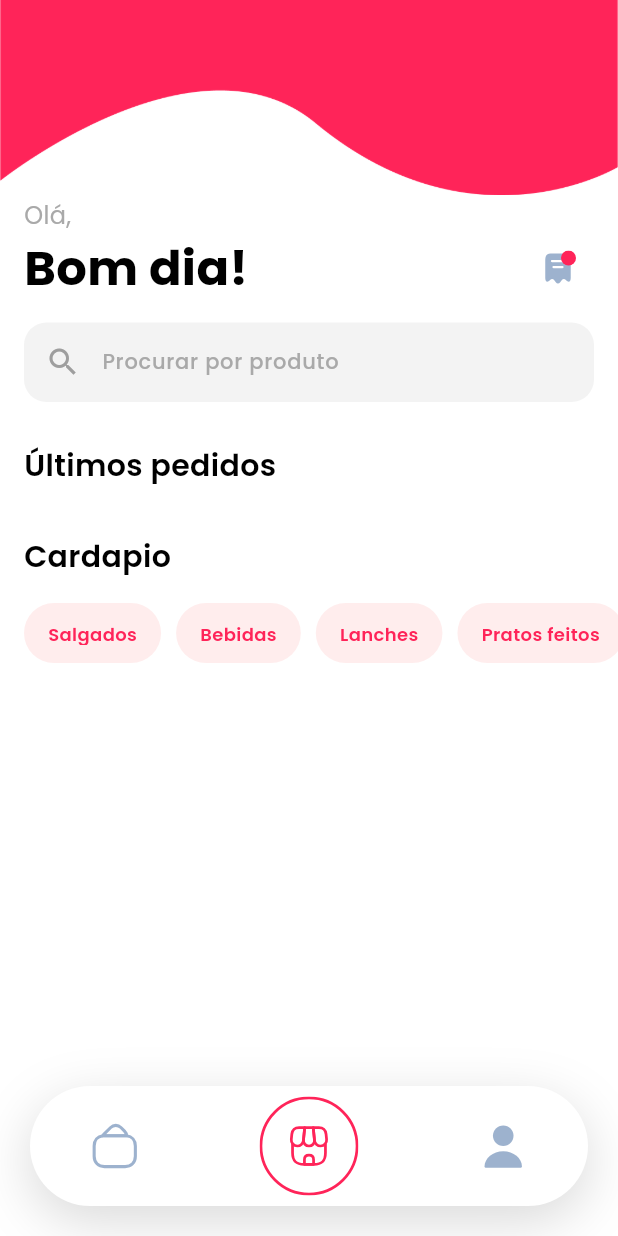
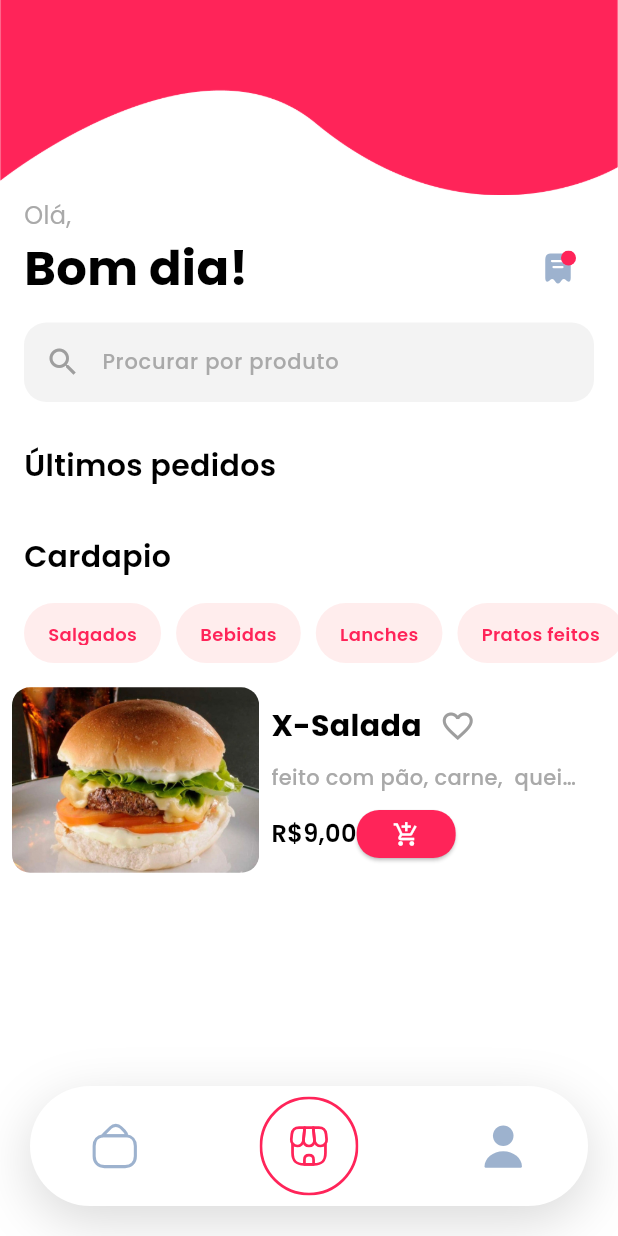
Before and after one commit to MJCantina/MJCantina-mobile-front-en, a Flutter app: the screen it shows once a user with an empty profile is signed in, on a phone screen of 412 x 824 dp. Run offline on Flutter 3.47's test engine with Material 3 defaults, Android fonts, the phone set to English and light mode, and no system bars; our stand-ins replace cloud_firestore, firebase_auth, firebase_core, flutter_secure_storage, flutter_svg, get and 1 more; accounts and stored records are empty.

Commit message:
card cardapio

```diff
--- /dev/null
+++ b/lib/common/widgets/base_button/favorite_button.dart
@@ -0,0 +1,32 @@
+import 'package:cantina_senai/core/configs/theme/app_colors.dart';
+import 'package:flutter/material.dart';
+
+class FavoriteButton extends StatefulWidget {
+  final VoidCallback onPressed;
+  final double? height;
+
+  const FavoriteButton({
+    required this.onPressed,
+    this.height,
+    super.key,
+  });
+
+  @override
+  State<FavoriteButton> createState() => _FavoriteButtonState();
+}
+
+class _FavoriteButtonState extends State<FavoriteButton> {
+  bool _favoritar = false;
+
+  void _alternarEstadoCurtida() {
+    _favoritar = !_favoritar;
+  }
+
+  @override
+  Widget build(BuildContext context) {
+    return IconButton(
+        onPressed: _alternarEstadoCurtida,
+        icon: Icon(_favoritar ? Icons.favorite : Icons.favorite_border,
+            color: _favoritar ? AppColors.primary : Colors.grey));
+  }
+}
--- a/lib/core/configs/theme/app_images.dart
+++ b/lib/core/configs/theme/app_images.dart
@@ -5,5 +5,6 @@ class AppImages{
   static const String wave = '${basePath}wavebar.png';
   static const String wavegradient = '${basePath}wavegradient.png';
   static const String logo = '${basePath}mjcantina.png';
+  static const String burger = '${basePath}hamburger.png';
 
 }
--- a/lib/presentation/main_pages/home/home.dart
+++ b/lib/presentation/main_pages/home/home.dart
@@ -1,6 +1,10 @@
 import 'package:cantina_senai/common/widgets/appbar/homebar.dart';
+import 'package:cantina_senai/common/widgets/base_button/appbutton.dart';
+import 'package:cantina_senai/common/widgets/base_button/favorite_button.dart';
+import 'package:cantina_senai/common/widgets/base_button/profilebutton.dart';
 import 'package:cantina_senai/core/configs/theme/app_colors.dart';
 import 'package:cantina_senai/core/configs/theme/app_fonts.dart';
+import 'package:cantina_senai/core/configs/theme/app_images.dart';
 import 'package:cantina_senai/data/models/services/auth_services.dart';
 import 'package:flutter/material.dart';
 import 'package:google_fonts/google_fonts.dart';
@@ -23,12 +27,13 @@ class _HomePageState extends State<HomePage> {
 
   @override
   Widget build(BuildContext context) {
+    var size = MediaQuery.of(context).size;
     return SafeArea(
       child: Scaffold(
         appBar: HomeBar(
           userName: AuthService.to.user?.displayName,
         ),
-        body: Column(
+        body: ListView(
           children: [
             Padding(
                 padding: const EdgeInsets.all(16),
@@ -41,8 +46,7 @@ class _HomePageState extends State<HomePage> {
                         color: AppColors.black,
                         fontWeight: FontWeight.w600),
                   ),
-              )
-            ),
+                )),
             Padding(
                 padding: const EdgeInsets.all(16),
                 child: Align(
@@ -54,8 +58,7 @@ class _HomePageState extends State<HomePage> {
                         color: AppColors.black,
                         fontWeight: FontWeight.w600),
                   ),
-              )
-            ),
+                )),
             SizedBox(
               height: 40,
               child: ListView.builder(
@@ -64,12 +67,8 @@ class _HomePageState extends State<HomePage> {
                 itemBuilder: (context, index) {
                   return Padding(
                     padding: EdgeInsets.only(
-                        right: index == categories.length - 1
-                            ? 16.0
-                            : 10.0,
-                            left: index == 0
-                            ? 16
-                            : 0),
+                        right: index == categories.length - 1 ? 16.0 : 10.0,
+                        left: index == 0 ? 16 : 0),
                     child: Container(
                       padding: const EdgeInsets.symmetric(
                           horizontal: 16, vertical: 12),
@@ -86,6 +85,100 @@ class _HomePageState extends State<HomePage> {
                 },
               ),
             ),
+            SizedBox(
+              width: size.width,
+              height: 200,
+              child: ListView.builder(
+                scrollDirection: Axis.vertical,
+                itemCount: 1,
+                itemBuilder: (context, index) {
+                  return Padding(
+                    padding: const EdgeInsets.all(8.0),
+                    child: Container(
+                      height: 140,
+                      width: size.width,
+                      child: Row(
+                        children: [
+                          SizedBox(
+                            width: size.width * 0.4,
+                            child: ClipRRect(
+                                borderRadius: BorderRadius.circular(12),
+                                child: Image.asset(
+                                  AppImages.burger,
+                                  fit: BoxFit.cover,
+                                )),
+                          ), // Exemplo com largura de 10 (ajuste conforme necessário)
+                          Padding(
+                            padding: const EdgeInsets.all(8.0),
+                            child: Column(
+                              crossAxisAlignment: CrossAxisAlignment.start,
+                              mainAxisAlignment: MainAxisAlignment.spaceAround,
+                              children: [
+                                Row(
+                                  children: [
+                                    Column(
+                                      crossAxisAlignment:
+                                          CrossAxisAlignment.start,
+                                      children: [
+                                        Row(
+                                          mainAxisAlignment:
+                                              MainAxisAlignment.spaceBetween,
+                                          children: [
+                                            Text(
+                                              'X-Salada',
+                                              style: AppFonts.boldtitle,
+                                            ),
+                                            FavoriteButton(
+                                              onPressed: () {},
+                                            )
+                                          ],
+                                        ),
+                                        SizedBox(
+                                          width: size.width * 0.5,
+                                          child: Text(
+                                            'feito com pão, carne,  queijo, alface e tomate', // Corrigi a ortografia de "alface"
+                                            style: AppFonts.placeHolder,
+                                            overflow: TextOverflow.ellipsis,
+                                            maxLines: 1,
+                                            softWrap: true,
+                                          ),
+                                        ),
+                                      ],
+                                    ),
+                                  ],
+                                ),
+                                Row(
+                                  children: [
+                                    Text(
+                                      'R\$9,00',
+                                      style: AppFonts.titleField,
+                                    ),
+                                    ElevatedButton(
+                                      onPressed: () {},
+                                      style: ElevatedButton.styleFrom(
+                                          overlayColor: AppColors.grey,
+                                          backgroundColor: AppColors.primary,
+                                          minimumSize: Size(32, 32),
+                                          shape: RoundedRectangleBorder(
+                                              borderRadius:
+                                                  BorderRadius.circular(15))),
+                                      child: Icon(
+                                        Icons.add_shopping_cart_outlined,
+                                        color: AppColors.white,
+                                      ),
+                                    ),
+                                  ],
+                                ),
+                              ],
+                            ),
+                          ),
+                        ],
+                      ),
+                    ),
+                  );
+                },
+              ),
+            ),
           ],
         ),
       ),
```
Also changed, not shown: assets/imgs/hamburger.png (added), lib/core/configs/theme/app_fonts.dart (line endings or trailing spaces), 7 other files. Lines whose indentation alone changed are shown as unchanged.
